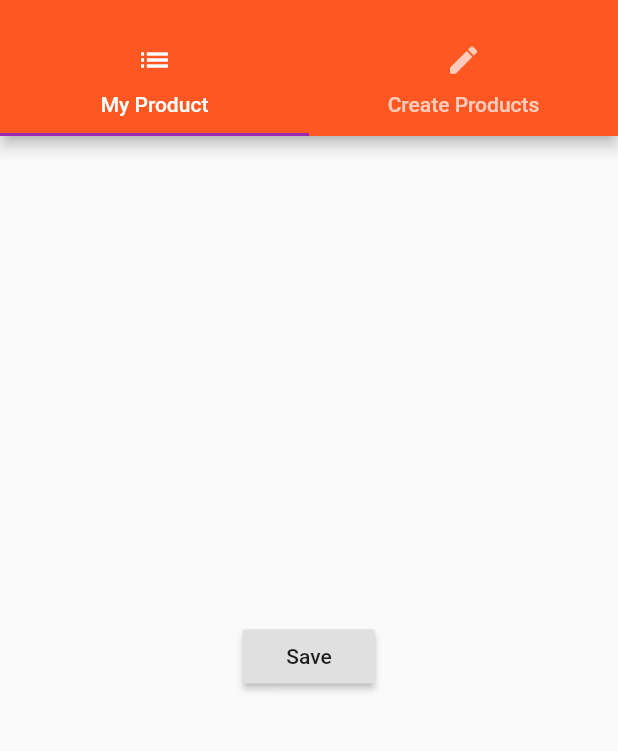
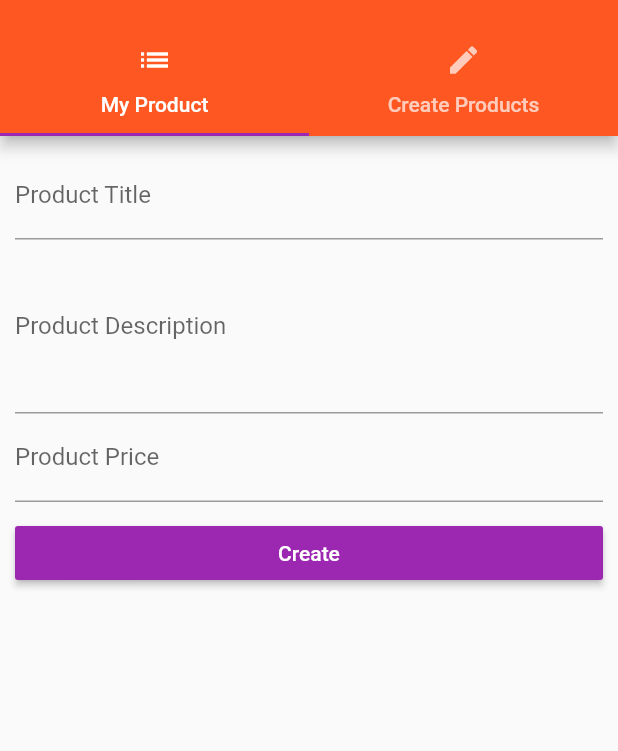
Before and after one commit to hadibtf/FlutterBestPractice, a Flutter app: the ProductsAdminPage screen opened by its route, on a phone screen of 412 x 824 dp, the part 59-810 px from its top. Run offline on Flutter 3.47's test engine with Material 2 defaults, Android fonts, the phone set to English and light mode, and no system bars.

Commit message:
What's New:
Changelog:
Add Product From Manage Product Activity

Signed-off-by: hadibastanfar <98bastanfar@gmail.com>

```diff
--- a/lib/pages/products_admin.dart
+++ b/lib/pages/products_admin.dart
@@ -1,9 +1,14 @@
 import 'package:flutter/material.dart';
-import './products.dart';
+
 import './products_create.dart';
 import './products_list.dart';
 
 class ProductsAdminPage extends StatelessWidget {
+  final Function addProduct;
+  final Function deleteProduct;
+
+  ProductsAdminPage({this.addProduct, this.deleteProduct});
+
   @override
   Widget build(BuildContext context) {
     return new DefaultTabController(
@@ -38,7 +43,9 @@ class ProductsAdminPage extends StatelessWidget {
         ),
         body: new TabBarView(
           children: <Widget>[
-            new ProductsCreatePage(),
+            new ProductsCreatePage(
+              addProduct: addProduct,
+            ),
             new ProductListPage(),
           ],
         ),
--- a/lib/pages/products_create.dart
+++ b/lib/pages/products_create.dart
@@ -1,21 +1,70 @@
 import 'package:flutter/material.dart';
 
-class ProductsCreatePage extends StatelessWidget {
+class ProductsCreatePage extends StatefulWidget {
+  final Function addProduct;
+
+  ProductsCreatePage({this.addProduct});
+
+  @override
+  State<StatefulWidget> createState() {
+    return new _ProductCreatePageState();
+  }
+}
+
+class _ProductCreatePageState extends State<ProductsCreatePage> {
+  String titleValue;
+  String descriptionValue;
+  double priceValue;
+
   @override
   Widget build(BuildContext context) {
-    return new Center(
-      child: new RaisedButton(
-        child: Text("Save"),
-        onPressed: () {
-          showModalBottomSheet(
-            context: context,
-            builder: (BuildContext context) {
-              return new Center(
-                child: Text("this is a modal"),
-              );
+    return new Container(
+      margin: EdgeInsets.all(10.0),
+      child: new ListView(
+        children: <Widget>[
+          new TextField(
+            decoration: new InputDecoration(labelText: "Product Title"),
+            onChanged: (String value) {
+              setState(() {
+                titleValue = value;
+              });
             },
-          );
-        },
+          ),
+          new TextField(
+            decoration: new InputDecoration(labelText: "Product Description"),
+            maxLines: 4,
+            onChanged: (String value) {
+              setState(() {
+                descriptionValue = value;
+              });
+            },
+          ),
+          new TextField(
+            decoration: new InputDecoration(labelText: "Product Price"),
+            keyboardType: TextInputType.number,
+            onChanged: (String value) {
+              setState(() {
+                priceValue = double.parse(value);
+              });
+            },
+          ),
+          new SizedBox(height: 10.0,),
+          new RaisedButton(
+            color: Theme.of(context).accentColor,
+            textColor: Colors.white,
+            child: new Text("Create"),
+            onPressed: () {
+              final Map<String, dynamic> product = {
+                'title': titleValue,
+                'description': descriptionValue,
+                'price': priceValue,
+                'image': 'images/me.png'
+              };
+              widget.addProduct(product);
+              Navigator.pushReplacementNamed(context, "/");
+            },
+          )
+        ],
       ),
     );
   }
--- a/lib/product_control.dart
+++ b/lib/product_control.dart
@@ -8,6 +8,9 @@ class ProductControl extends StatelessWidget {
   @override
   Widget build(BuildContext context) {
     return RaisedButton(
+      elevation: 30,
+
+      splashColor: Colors.blue,
       onPressed: () {
         addProduct({'title': 'chocolate', 'image': './images/me.png'});
       },
```
Also changed, not shown: lib/main.dart (+11 -13 lines), lib/pages/products.dart (+4 -9 lines), lib/product_manager.dart (+4 -10 lines), lib/products.dart (+2 -8 lines), 4 other files.
